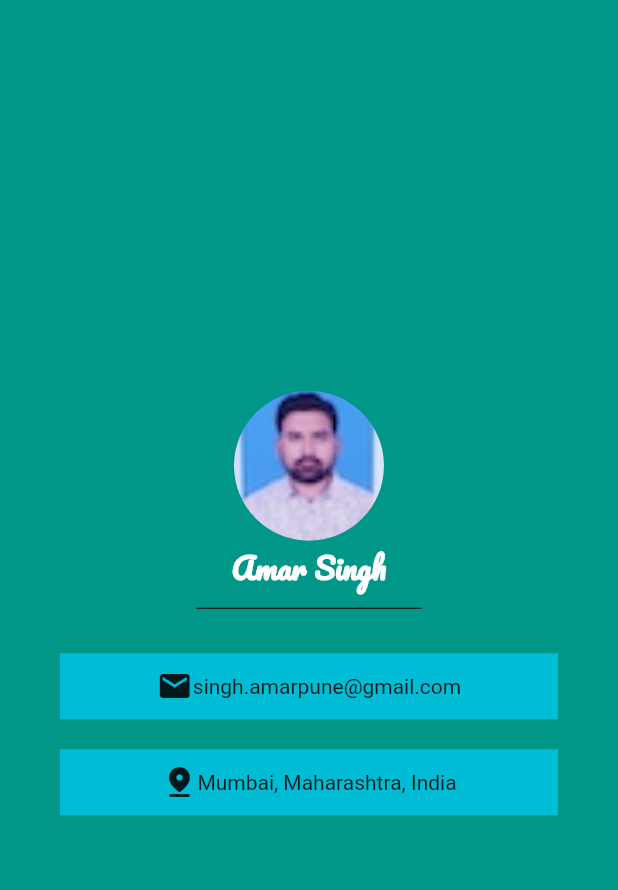
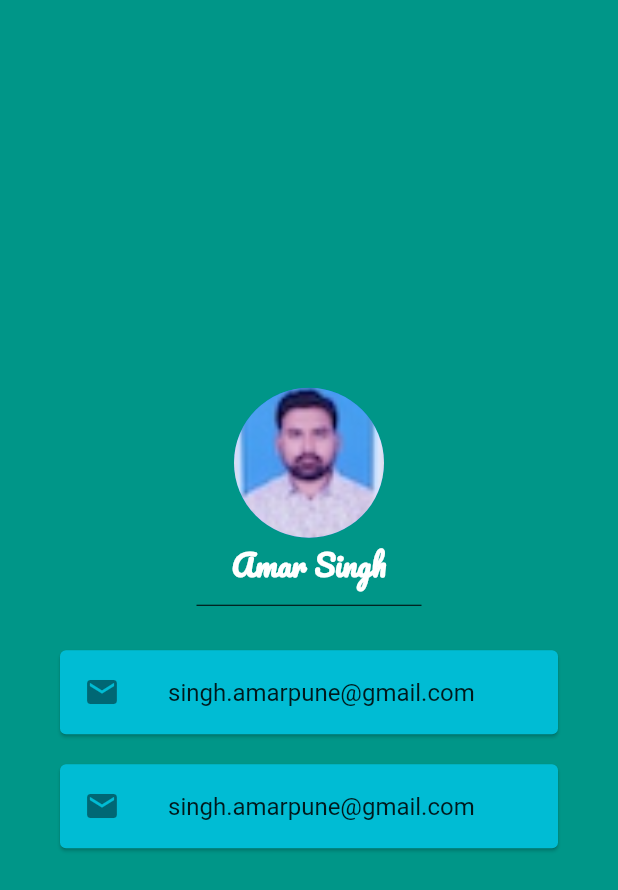
Before and after one commit to AmarSinghRajput/flutterLayoutPractice, a Flutter app: the screen it shows after launch, on a phone screen of 412 x 824 dp. Shown: the top 890 px of the screen. Run offline on Flutter 3.47's test engine with Material 2 defaults, Android fonts, the phone set to English and light mode, and no system bars; missing offline and left inert: dart:ffi.

Commit message:
Card and List tile

```diff
--- a/tcg_project/lib/pages/login_page.dart
+++ b/tcg_project/lib/pages/login_page.dart
@@ -43,32 +43,23 @@ class _LoginPageState extends State<LoginPage> {
                   color: Colors.black,
                 ),
               ),
-              Container(
+              Card(
                 color: Colors.cyan,
                 margin: EdgeInsets.fromLTRB(40, 20, 40, 0),
-                padding: EdgeInsets.symmetric(vertical: 10),
-                child: Row(
-                  mainAxisAlignment: MainAxisAlignment.center,
-                  children: [
-                        Icon(Icons.email),
-                        Text("singh.amarpune@gmail.com")
-                  ],
+                child: ListTile(
+                  leading: Icon(Icons.email),
+                  title: Text("singh.amarpune@gmail.com")
                 ),
               ),
-              Container(
+              Card(
                 color: Colors.cyan,
-                margin: EdgeInsets.symmetric(horizontal: 40, vertical: 20),
-                padding: EdgeInsets.symmetric(vertical: 10),
-                child: Row(
-                  mainAxisAlignment: MainAxisAlignment.center,
-                  children: [
-                    Icon(Icons.pin_drop_rounded),
-                    Text("Mumbai, Maharashtra, India")
-                  ],
+                margin: EdgeInsets.fromLTRB(40, 20, 40, 0),
+                child: ListTile(
+                    leading: Icon(Icons.email),
+                    title: Text("singh.amarpune@gmail.com")
                 ),
               ),
             ]),
-
       ),
     ));
   }
```
